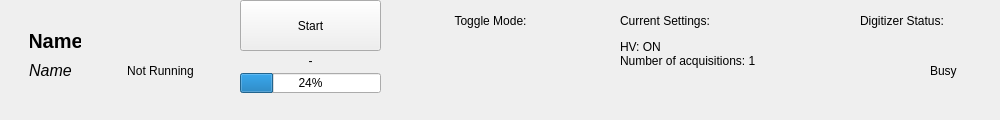
Old version of the form sbndprmdaq/controls.ui in the repository marcodeltutto/SBNDPurityMonitorDAQ.
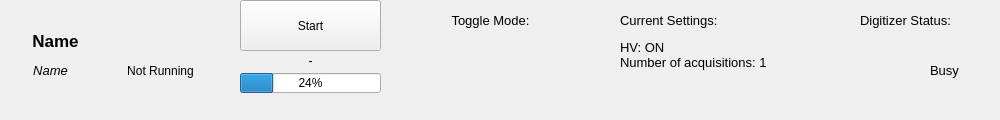
New version of the form. Icons and pictures are not drawn. Custom widgets are drawn as their Qt base class.

Commit message: Improved UI font sizes

```diff
--- a/sbndprmdaq/controls.ui
+++ b/sbndprmdaq/controls.ui
@@ -86,6 +86,11 @@
       <height>21</height>
      </rect>
     </property>
+    <property name="font">
+     <font>
+      <pointsize>10</pointsize>
+     </font>
+    </property>
     <property name="text">
      <string>Toggle Mode:</string>
     </property>
@@ -102,6 +107,11 @@
       <height>21</height>
      </rect>
     </property>
+    <property name="font">
+     <font>
+      <pointsize>10</pointsize>
+     </font>
+    </property>
     <property name="text">
      <string>Digitizer Status:</string>
     </property>
@@ -139,6 +149,11 @@
       <height>21</height>
      </rect>
     </property>
+    <property name="font">
+     <font>
+      <pointsize>10</pointsize>
+     </font>
+    </property>
     <property name="text">
      <string>Busy</string>
     </property>
@@ -152,6 +167,11 @@
       <height>21</height>
      </rect>
     </property>
+    <property name="font">
+     <font>
+      <pointsize>10</pointsize>
+     </font>
+    </property>
     <property name="text">
      <string>Current Settings:</string>
     </property>
@@ -165,6 +185,11 @@
       <height>71</height>
      </rect>
     </property>
+    <property name="font">
+     <font>
+      <pointsize>10</pointsize>
+     </font>
+    </property>
     <property name="text">
      <string>HV: ON
 Number of acquisitions: 1</string>
@@ -184,7 +209,7 @@
     </property>
     <property name="font">
      <font>
-      <pointsize>15</pointsize>
+      <pointsize>13</pointsize>
       <weight>75</weight>
       <bold>true</bold>
      </font>
@@ -207,7 +232,7 @@
     </property>
     <property name="font">
      <font>
-      <pointsize>12</pointsize>
+      <pointsize>10</pointsize>
       <weight>50</weight>
       <italic>true</italic>
       <bold>false</bold>
```
The commit also changes 4 other files.
